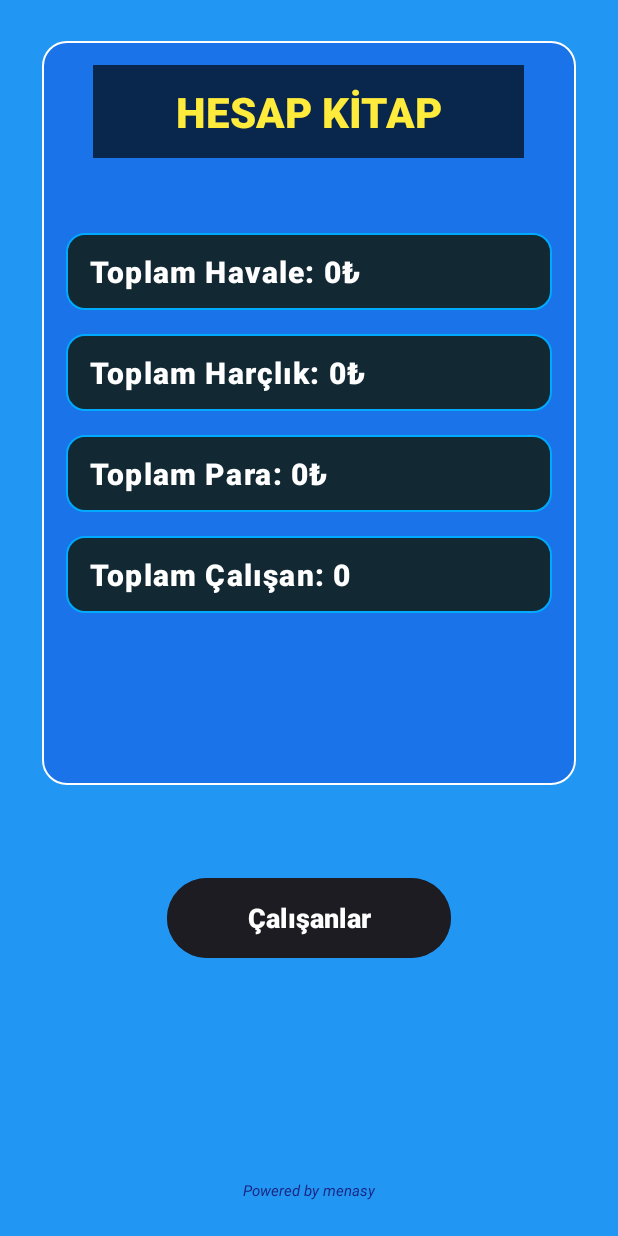
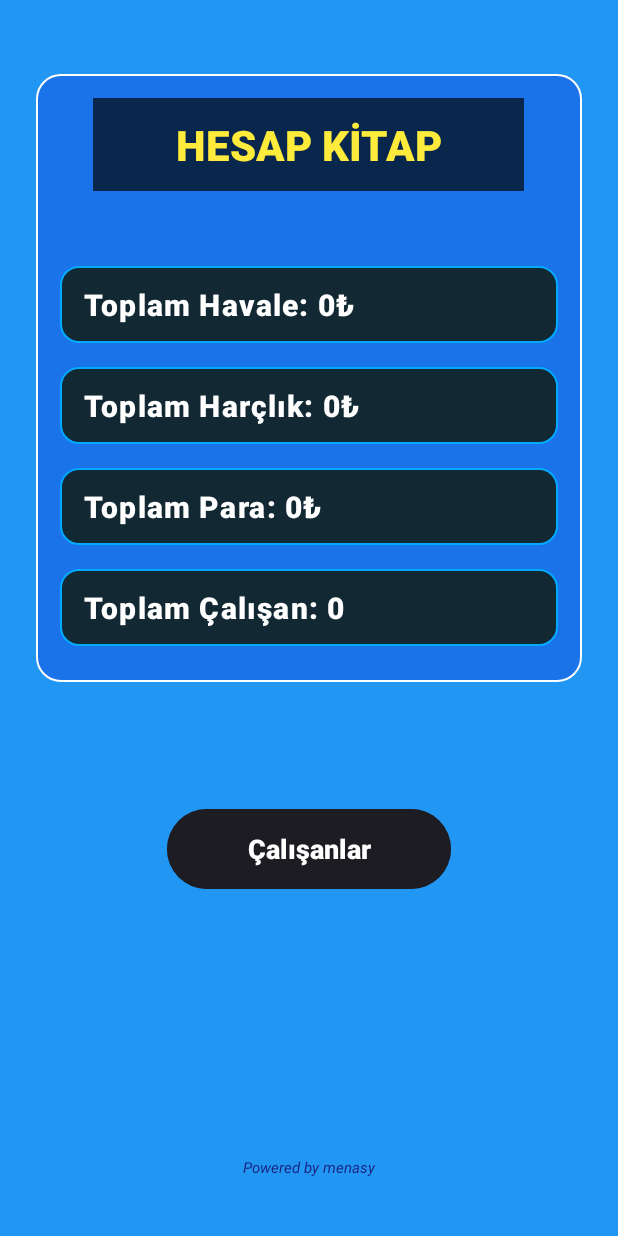
Before and after one commit to menasy/HesKit-MobilApp, an Android app: the screen it shows after launch (MainActivity), on a phone screen of 412 x 824 dp. Run offline under Robolectric (Android 15) with nearby library versions, the phone set to English and light mode, and no system bars.

Commit message:
project Finished

```diff
--- a/app/src/main/java/com/menasy/heskit/Calisanlar.java
+++ b/app/src/main/java/com/menasy/heskit/Calisanlar.java
@@ -103,9 +103,9 @@ public class Calisanlar extends Fragment {
                     long dbId = cursor.getLong(idColumnIndex);
                     String name = cursor.getString(nameColumnIndex);
                     String surName = cursor.getString(surNameColumnIndex);
-                    int totalMoney = cursor.getInt(totalMoneyColumnIndex);
+                    long totalMoney = cursor.getLong(totalMoneyColumnIndex);
                     String dateInStr = cursor.getString(dateInColumnIndex);
-                    int totalTransfer = cursor.getInt(totalTransferIndex);
+                    long totalTransfer = cursor.getLong(totalTransferIndex);
 
                     int[] dateIn = processDateIn(dateInStr);
                     Employee emp = new Employee(name, surName, dateIn);
--- a/app/src/main/java/com/menasy/heskit/DBHelper.java
+++ b/app/src/main/java/com/menasy/heskit/DBHelper.java
@@ -27,7 +27,7 @@ public class DBHelper extends SQLiteOpenHelper {
     public void onCreate(SQLiteDatabase db) {
         db.execSQL("PRAGMA foreign_keys = ON;");
 
-        // Transfers tablosunu en sona aldık
+
         String createEmployeeTable = "CREATE TABLE " + TABLE_EMPLOYEES + " (" +
                 "id INTEGER PRIMARY KEY AUTOINCREMENT, " +
                 "name TEXT, " +
@@ -57,11 +57,11 @@ public class DBHelper extends SQLiteOpenHelper {
         db.execSQL(createPaymentsTable);
         db.execSQL(createTransfersTable);
     }
+    @Override
     public void onConfigure(SQLiteDatabase db) {
         super.onConfigure(db);
-        // Yabancı anahtar kısıtlamalarını etkinleştir
         db.setForeignKeyConstraintsEnabled(true);
-        // Veya: db.execSQL("PRAGMA foreign_keys = ON;");
+        db.execSQL("PRAGMA foreign_keys=ON;");
     }
     @Override
     public void onUpgrade(SQLiteDatabase db, int oldVersion, int newVersion) {
@@ -71,7 +71,7 @@ public class DBHelper extends SQLiteOpenHelper {
         onCreate(db);
     }
 
-    public long addEmployee(String name, String surName, int worksDay, int totalMoney, String dateIn) {
+    public long addEmployee(String name, String surName, int worksDay, long totalMoney, String dateIn) {
         SQLiteDatabase db = this.getWritableDatabase();
         ContentValues values = new ContentValues();
         values.put("name", name);
@@ -85,7 +85,7 @@ public class DBHelper extends SQLiteOpenHelper {
         return employeeId; // Eklenen çalışanın ID'sini döner
     }
 
-    public long addPayment(int amount, String paymentType, String paymentDate, long employeeId) {
+    public long addPayment(long amount, String paymentType, String paymentDate, long employeeId) {
         SQLiteDatabase db = this.getWritableDatabase();
         ContentValues values = new ContentValues();
         values.put("amount", amount);
@@ -144,7 +144,7 @@ public class DBHelper extends SQLiteOpenHelper {
         if (cursor != null) {
             while (cursor.moveToNext()) {
                 int id = cursor.getInt(0);
-                int amount = cursor.getInt(1);
+                long amount = cursor.getLong(1);
                 String paymentType = cursor.getString(2);
                 String paymentDate = cursor.getString(3);
 
@@ -157,10 +157,10 @@ public class DBHelper extends SQLiteOpenHelper {
         return payments;
     }
 
-    public int getTotalPayments() {
+    public long getTotalPayments() {
         SQLiteDatabase db = this.getReadableDatabase();
         Cursor cursor = db.rawQuery("SELECT SUM(totalMoney) FROM " + TABLE_EMPLOYEES, null);
-        int total = 0;
+        long total = 0;
         if(cursor.moveToFirst()) {
             total = cursor.getInt(0);
         }
@@ -178,7 +178,7 @@ public class DBHelper extends SQLiteOpenHelper {
         return count;
     }
 
-    public long addTransfer(int amount, String transferDate, String sentToPerson) {
+    public long addTransfer(long amount, String transferDate, String sentToPerson) {
         SQLiteDatabase db = this.getWritableDatabase();
         ContentValues values = new ContentValues();
         values.put("amount", amount);
@@ -212,7 +212,7 @@ public class DBHelper extends SQLiteOpenHelper {
 
                 // Sütunlardan veriler alınır
                 int id = cursor.getInt(idIndex);
-                int amount = cursor.getInt(amountIndex);
+                long amount = cursor.getLong(amountIndex);
                 String transferDate = cursor.getString(transferDateIndex);
                 String sentToPerson = cursor.getString(sentToPersonIndex);
 
@@ -226,10 +226,10 @@ public class DBHelper extends SQLiteOpenHelper {
         return transfers;
     }
 
-    public int getTotalTransfers() {
+    public long getTotalTransfers() {
         SQLiteDatabase db = this.getReadableDatabase();
         Cursor cursor = db.rawQuery("SELECT SUM(amount) FROM " + TABLE_TRANSFERS, null);
-        int total = cursor.moveToFirst() ? cursor.getInt(0) : 0;
+        long total = cursor.moveToFirst() ? cursor.getLong(0) : 0;
         cursor.close();
         return total;
     }
@@ -270,7 +270,7 @@ public class DBHelper extends SQLiteOpenHelper {
                 }
 
                 int id = cursor.getInt(idIndex);
-                int amount = cursor.getInt(amountIndex);
+                long amount = cursor.getLong(amountIndex);
                 String transferDate = cursor.getString(transferDateIndex);
                 String sentToPerson = cursor.getString(sentToPersonIndex);
 
@@ -286,7 +286,7 @@ public class DBHelper extends SQLiteOpenHelper {
         return transfers;
     }
 
-    public long addTransfer(int amount, String transferDate, String sentToPerson, long employeeId) {
+    public long addTransfer(long amount, String transferDate, String sentToPerson, long employeeId) {
         SQLiteDatabase db = this.getWritableDatabase();
         ContentValues values = new ContentValues();
         values.put("amount", amount);
--- a/app/src/main/java/com/menasy/heskit/EmployeePayment.java
+++ b/app/src/main/java/com/menasy/heskit/EmployeePayment.java
@@ -12,11 +12,11 @@ public class EmployeePayment
     }
     private int id;
     private long   dbId;
-    private int takedMoney;
+    private long takedMoney;
     private String paymentType;
     private int[] date;
 
-    public EmployeePayment(int takedMoney, String paymentType, int[] date) {
+    public EmployeePayment(long takedMoney, String paymentType, int[] date) {
         this.takedMoney = takedMoney;
         this.date = date;
         this.id = index++;
@@ -26,7 +26,7 @@ public class EmployeePayment
     // Getter ve Setter metodları
     public int getId() { return id; }
     public void setId(int id) { this.id = id; }
-    public int getTakedMoney() { return takedMoney; }
+    public long getTakedMoney() { return takedMoney; }
     public int[] getDate() { return date; }
     public String getTakedMoneyStr() { return String.format("\uD83D\uDCB0 %d₺",takedMoney); }
 
--- a/app/src/main/java/com/menasy/heskit/Start.java
+++ b/app/src/main/java/com/menasy/heskit/Start.java
@@ -15,11 +15,6 @@ public class Start extends Fragment {
     private FragmentStartBinding binding;
     private static Start instance;
     private OnBackPressedCallback backPressedCallback;
-
-    // Instance alma metodu ekledik
-    private static Start getInstance() {
-        return instance;
-    }
 
     @Override
     public View onCreateView(LayoutInflater inflater, ViewGroup container, Bundle savedInstanceState) {
@@ -54,8 +49,8 @@ public class Start extends Fragment {
 
     private void updateTotalPayment() {
         new Thread(() -> {
-            int total = Singleton.getInstance().getDataBase().getTotalPayments();
-            int totalAll = Singleton.getInstance().getDataBase().getTotalTransfers()
+            long total = Singleton.getInstance().getDataBase().getTotalPayments();
+            long totalAll = Singleton.getInstance().getDataBase().getTotalTransfers()
                     + Singleton.getInstance().getDataBase().getTotalPayments();
             if (getActivity() != null) {
                 getActivity().runOnUiThread(() -> {
@@ -80,8 +75,8 @@ public class Start extends Fragment {
     private void updateTotalTransfer() {
         new Thread(() -> {
             try {
-                int total = Singleton.getInstance().getDataBase().getTotalTransfers();
-                int totalAll = Singleton.getInstance().getDataBase().getTotalTransfers()
+                long total = Singleton.getInstance().getDataBase().getTotalTransfers();
+                long totalAll = Singleton.getInstance().getDataBase().getTotalTransfers()
                         + Singleton.getInstance().getDataBase().getTotalPayments();
                 if (getActivity() != null && isAdded()) {
                     getActivity().runOnUiThread(() -> {
--- a/app/src/main/res/layout/calisan_recycler.xml
+++ b/app/src/main/res/layout/calisan_recycler.xml
@@ -17,6 +17,8 @@
         android:background="@drawable/bg_stat_item"
         android:textColor="@color/white"
         android:textSize="16sp"
+        android:layout_marginStart="8dp"
+        android:layout_marginEnd="8dp"
         android:fontFamily="sans-serif-medium"
         android:textStyle="bold"
         android:gravity="center_vertical"
--- a/app/src/main/res/layout/employe_proc_recycler.xml
+++ b/app/src/main/res/layout/employe_proc_recycler.xml
@@ -11,7 +11,7 @@
 
     <LinearLayout
         android:layout_width="match_parent"
-        android:layout_height="match_parent"
+        android:layout_height="wrap_content"
         android:background="?attr/selectableItemBackground"
         android:orientation="vertical"
         android:padding="4dp">
--- a/app/src/main/res/layout/fragment_add_employe.xml
+++ b/app/src/main/res/layout/fragment_add_employe.xml
@@ -9,7 +9,7 @@
 
     <LinearLayout
         android:id="@+id/linearLayout10"
-        android:layout_width="0dp"
+        android:layout_width="match_parent"
         android:layout_height="wrap_content"
         android:layout_marginStart="24dp"
         android:layout_marginTop="26dp"
--- a/app/src/main/res/layout/fragment_add_payment.xml
+++ b/app/src/main/res/layout/fragment_add_payment.xml
@@ -12,8 +12,8 @@
 
     <LinearLayout
         android:id="@+id/linearLayoutPayment2"
-        android:layout_width="0dp"
-        android:layout_height="0dp"
+        android:layout_width="match_parent"
+        android:layout_height="wrap_content"
         android:layout_marginStart="19dp"
         android:layout_marginTop="16dp"
         android:layout_marginEnd="19dp"
--- a/app/src/main/res/layout/fragment_calisanlar.xml
+++ b/app/src/main/res/layout/fragment_calisanlar.xml
@@ -21,7 +21,7 @@
         <androidx.recyclerview.widget.RecyclerView
             android:id="@+id/fragmentCalisanRecView"
             android:layout_width="match_parent"
-            android:layout_height="530dp"
+            android:layout_height="544dp"
             android:layout_marginTop="24dp"
             android:clipToPadding="false"
             android:padding="0dp" />
--- a/app/src/main/res/layout/fragment_havale.xml
+++ b/app/src/main/res/layout/fragment_havale.xml
@@ -56,14 +56,14 @@
             android:id="@+id/transferRecyclerView"
             style="@style/AppRecyclerView"
             android:layout_width="match_parent"
-            android:layout_height="260dp" />
+            android:layout_height="279dp" />
 
     </LinearLayout>
 
     <LinearLayout
         android:id="@+id/linearLayout11"
-        android:layout_width="0dp"
-        android:layout_height="0dp"
+        android:layout_width="match_parent"
+        android:layout_height="wrap_content"
         android:layout_marginStart="12dp"
         android:layout_marginTop="7dp"
         android:layout_marginEnd="12dp"
--- a/app/src/main/res/layout/fragment_start.xml
+++ b/app/src/main/res/layout/fragment_start.xml
@@ -10,13 +10,13 @@
 
     <LinearLayout
         android:id="@+id/linearLayout2"
-        android:layout_width="0dp"
-        android:layout_height="0dp"
+        android:layout_width="match_parent"
+        android:layout_height="wrap_content"
         android:layout_marginHorizontal="24dp"
-        android:layout_marginStart="28dp"
-        android:layout_marginTop="27dp"
-        android:layout_marginEnd="28dp"
-        android:layout_marginBottom="42dp"
+        android:layout_marginStart="24dp"
+        android:layout_marginTop="26dp"
+        android:layout_marginEnd="24dp"
+        android:layout_marginBottom="41dp"
         android:background="@drawable/bg_stats_card"
         android:orientation="vertical"
         android:padding="16dp"
@@ -120,7 +120,7 @@
         android:id="@+id/linearLayout"
         android:layout_width="wrap_content"
         android:layout_height="wrap_content"
-        android:layout_marginBottom="144dp"
+        android:layout_marginBottom="151dp"
         android:orientation="vertical"
         app:layout_constraintBottom_toTopOf="@+id/textView"
         app:layout_constraintEnd_toEndOf="parent"
@@ -143,7 +143,7 @@
         android:id="@+id/textView"
         android:layout_width="wrap_content"
         android:layout_height="wrap_content"
-        android:layout_marginBottom="23dp"
+        android:layout_marginBottom="15dp"
         android:text="Powered by menasy"
         android:textColor="@color/primary_dark"
         android:textSize="10sp"
--- a/app/src/main/res/layout/transfer_recycler.xml
+++ b/app/src/main/res/layout/transfer_recycler.xml
@@ -11,7 +11,7 @@
 
     <LinearLayout
         android:layout_width="match_parent"
-        android:layout_height="match_parent"
+        android:layout_height="wrap_content"
         android:background="@drawable/bg_stat_item_emp"
         android:orientation="vertical"
 
```
Also changed, not shown: app/src/main/java/com/menasy/heskit/AddPayment.java (+2 -10 lines), app/src/main/java/com/menasy/heskit/Employee.java (+7 -23 lines), app/src/main/java/com/menasy/heskit/EmployeeProcces.java (+32 -17 lines), app/src/main/java/com/menasy/heskit/Havale.java (+43 -24 lines), app/src/main/java/com/menasy/heskit/HavaleAdapter.java (+7 -13 lines), app/src/main/java/com/menasy/heskit/MainActivity.java (+1 -7 lines), app/src/main/java/com/menasy/heskit/Transfer.java (+4 -4 lines), app/src/main/res/layout/fragment_employee_procces.xml (+20 -21 lines).
